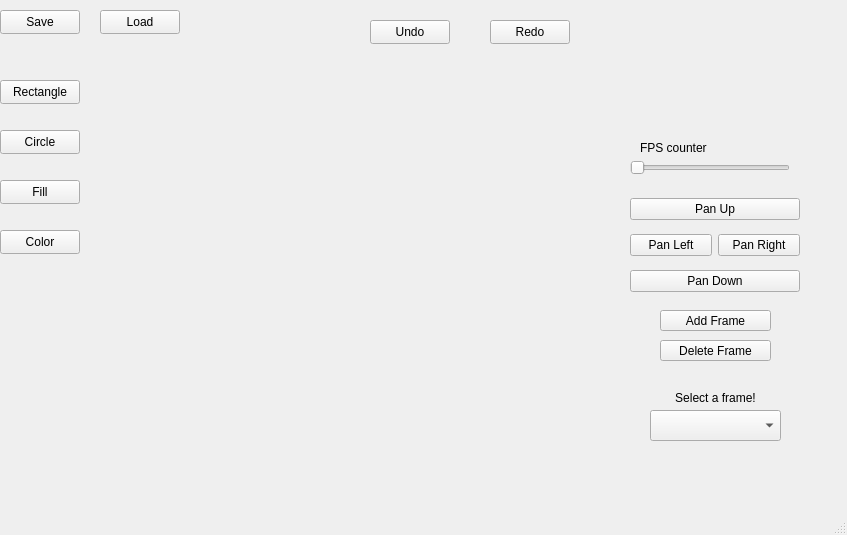
Before: the Qt Designer form mainwindow.ui in University-of-Utah-CS3505/a8-sprite-editor-f23-Lukehamling, drawn with Qt 5.
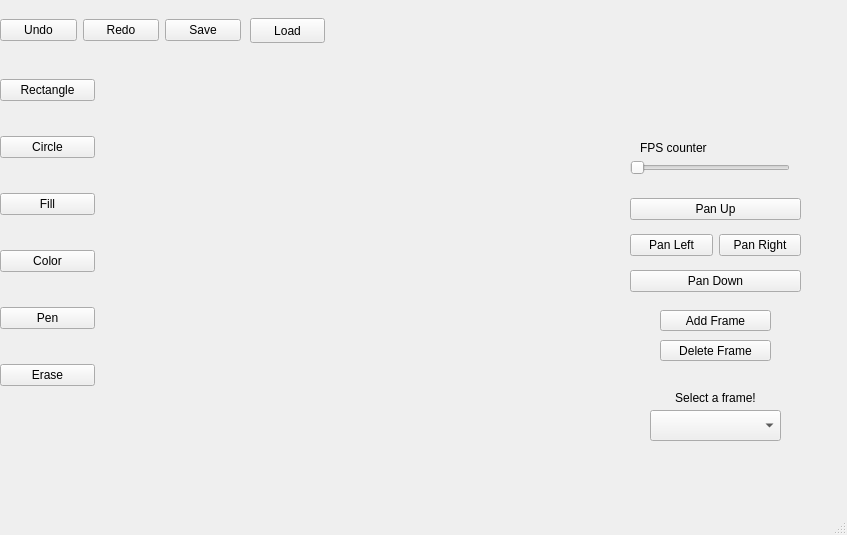
After: the same form once the commit is applied.

Commit message: Began to create screens for start up, sprite dimension picking, and main editor.

Diff of the .ui file:
```diff
--- a/mainwindow.ui
+++ b/mainwindow.ui
@@ -24,32 +24,6 @@
      </rect>
     </property>
    </widget>
-   <widget class="QPushButton" name="saveButton">
-    <property name="geometry">
-     <rect>
-      <x>0</x>
-      <y>10</y>
-      <width>80</width>
-      <height>24</height>
-     </rect>
-    </property>
-    <property name="text">
-     <string>Save</string>
-    </property>
-   </widget>
-   <widget class="QPushButton" name="loadButton">
-    <property name="geometry">
-     <rect>
-      <x>100</x>
-      <y>10</y>
-      <width>80</width>
-      <height>24</height>
-     </rect>
-    </property>
-    <property name="text">
-     <string>Load</string>
-    </property>
-   </widget>
    <widget class="QWidget" name="canvas" native="true">
     <property name="geometry">
      <rect>
@@ -60,58 +34,6 @@
      </rect>
     </property>
    </widget>
-   <widget class="QPushButton" name="rectangleButton">
-    <property name="geometry">
-     <rect>
-      <x>0</x>
-      <y>80</y>
-      <width>80</width>
-      <height>24</height>
-     </rect>
-    </property>
-    <property name="text">
-     <string>Rectangle</string>
-    </property>
-   </widget>
-   <widget class="QPushButton" name="circleButton">
-    <property name="geometry">
-     <rect>
-      <x>0</x>
-      <y>130</y>
-      <width>80</width>
-      <height>24</height>
-     </rect>
-    </property>
-    <property name="text">
-     <string>Circle</string>
-    </property>
-   </widget>
-   <widget class="QPushButton" name="fillButton">
-    <property name="geometry">
-     <rect>
-      <x>0</x>
-      <y>180</y>
-      <width>80</width>
-      <height>24</height>
-     </rect>
-    </property>
-    <property name="text">
-     <string>Fill</string>
-    </property>
-   </widget>
-   <widget class="QPushButton" name="colorButton">
-    <property name="geometry">
-     <rect>
-      <x>0</x>
-      <y>230</y>
-      <width>80</width>
-      <height>24</height>
-     </rect>
-    </property>
-    <property name="text">
-     <string>Color</string>
-    </property>
-   </widget>
    <widget class="QSlider" name="FPSslider">
     <property name="geometry">
      <rect>
@@ -125,32 +47,6 @@
      <enum>Qt::Horizontal</enum>
     </property>
    </widget>
-   <widget class="QPushButton" name="undoButton">
-    <property name="geometry">
-     <rect>
-      <x>370</x>
-      <y>20</y>
-      <width>80</width>
-      <height>24</height>
-     </rect>
-    </property>
-    <property name="text">
-     <string>Undo</string>
-    </property>
-   </widget>
-   <widget class="QPushButton" name="redoButton">
-    <property name="geometry">
-     <rect>
-      <x>490</x>
-      <y>20</y>
-      <width>80</width>
-      <height>24</height>
-     </rect>
-    </property>
-    <property name="text">
-     <string>Redo</string>
-    </property>
-   </widget>
    <widget class="QLabel" name="FPSLabel">
     <property name="geometry">
      <rect>
@@ -169,7 +65,7 @@
      <rect>
       <x>630</x>
       <y>190</y>
-      <width>170</width>
+      <width>171</width>
       <height>111</height>
      </rect>
     </property>
@@ -260,6 +156,106 @@
      <set>Qt::AlignCenter</set>
     </property>
    </widget>
+   <widget class="QWidget" name="horizontalLayoutWidget">
+    <property name="geometry">
+     <rect>
+      <x>0</x>
+      <y>10</y>
+      <width>241</width>
+      <height>41</height>
+     </rect>
+    </property>
+    <layout class="QHBoxLayout" name="topButtons">
+     <item>
+      <widget class="QPushButton" name="undoButton">
+       <property name="text">
+        <string>Undo</string>
+       </property>
+      </widget>
+     </item>
+     <item>
+      <widget class="QPushButton" name="redoButton">
+       <property name="text">
+        <string>Redo</string>
+       </property>
+      </widget>
+     </item>
+     <item>
+      <widget class="QPushButton" name="saveButton">
+       <property name="text">
+        <string>Save</string>
+       </property>
+      </widget>
+     </item>
+    </layout>
+   </widget>
+   <widget class="QPushButton" name="loadButton">
+    <property name="geometry">
+     <rect>
+      <x>250</x>
+      <y>18</y>
+      <width>75</width>
+      <height>25</height>
+     </rect>
+    </property>
+    <property name="text">
+     <string>Load</string>
+    </property>
+   </widget>
+   <widget class="QWidget" name="verticalLayoutWidget_2">
+    <property name="geometry">
+     <rect>
+      <x>0</x>
+      <y>50</y>
+      <width>95</width>
+      <height>371</height>
+     </rect>
+    </property>
+    <layout class="QVBoxLayout" name="leftButtons">
+     <item>
+      <widget class="QPushButton" name="rectangleButton">
+       <property name="text">
+        <string>Rectangle</string>
+       </property>
+      </widget>
+     </item>
+     <item>
+      <widget class="QPushButton" name="circleButton">
+       <property name="text">
+        <string>Circle</string>
+       </property>
+      </widget>
+     </item>
+     <item>
+      <widget class="QPushButton" name="fillButton">
+       <property name="text">
+        <string>Fill</string>
+       </property>
+      </widget>
+     </item>
+     <item>
+      <widget class="QPushButton" name="colorButton">
+       <property name="text">
+        <string>Color</string>
+       </property>
+      </widget>
+     </item>
+     <item>
+      <widget class="QPushButton" name="penButton">
+       <property name="text">
+        <string>Pen</string>
+       </property>
+      </widget>
+     </item>
+     <item>
+      <widget class="QPushButton" name="eraseButton">
+       <property name="text">
+        <string>Erase</string>
+       </property>
+      </widget>
+     </item>
+    </layout>
+   </widget>
   </widget>
   <widget class="QMenuBar" name="menubar">
    <property name="geometry">
```
The commit also changes 2 other files.
